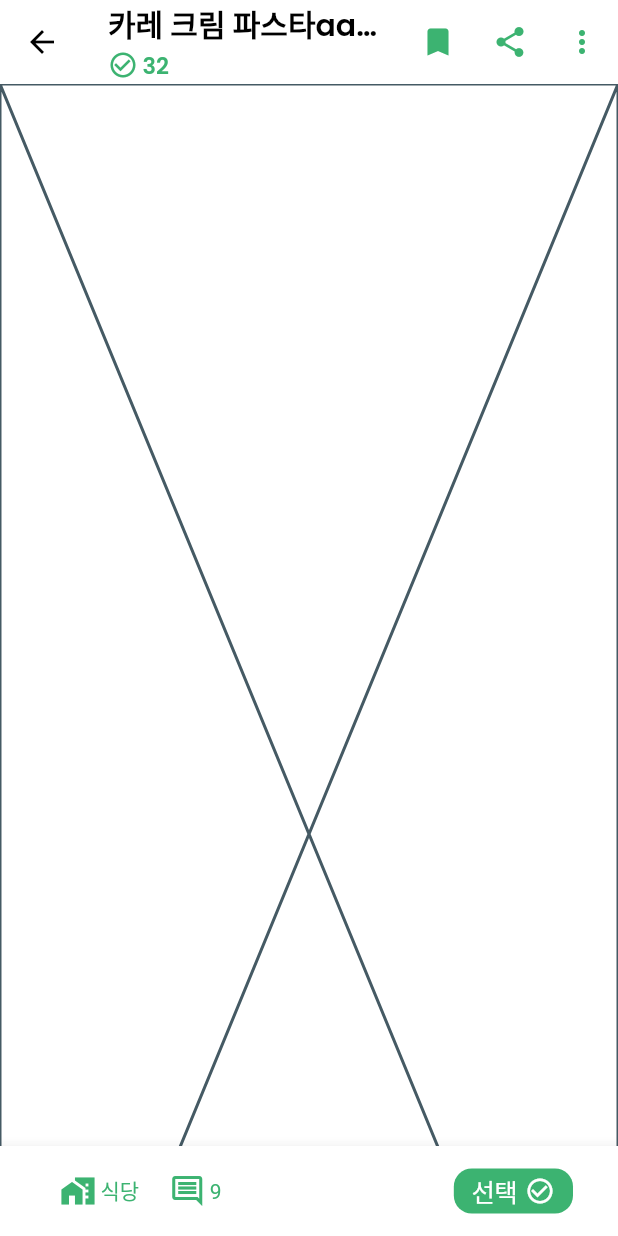
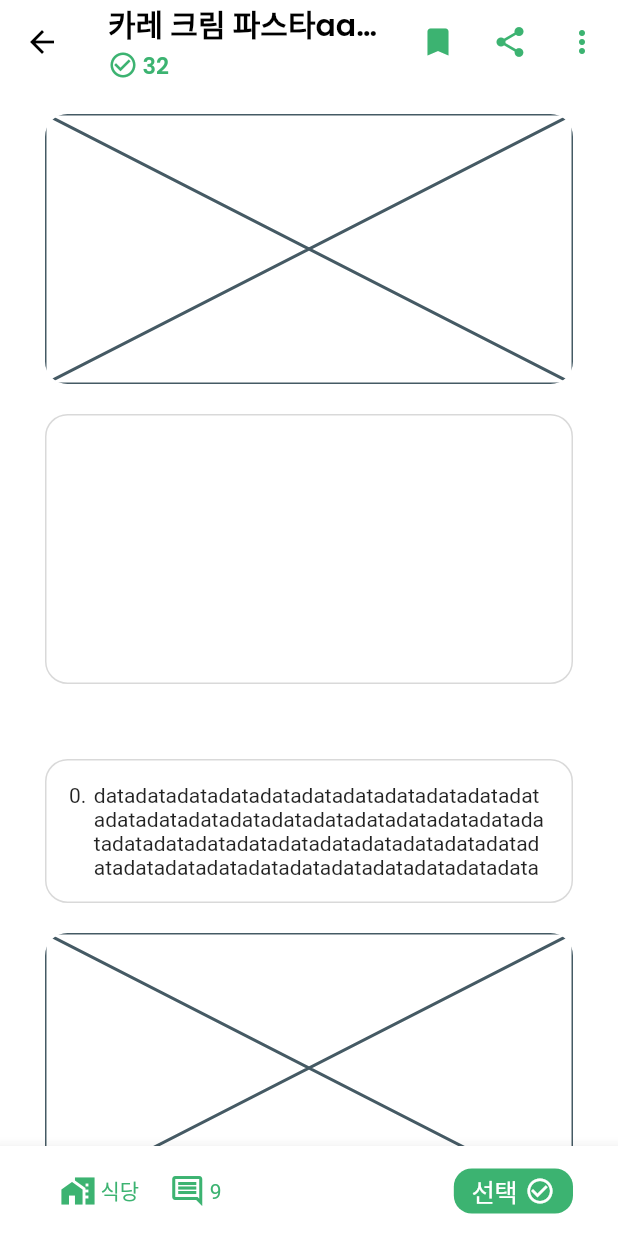
Before and after one commit to kangsudal/Eat-Go, a Flutter app: the RecipeDetailScreen screen opened directly, on a phone screen of 412 x 824 dp. Run offline on Flutter 3.47's test engine with Material 3 defaults, Android fonts, the phone set to English and light mode, and no system bars; our stand-ins replace google_fonts, image_picker, sliding_up_panel; Roboto replaces fonts that are missing (Pretendard).

Commit message:
레시피 상세 화면 레이아웃 구성

```diff
--- a/lib/screen/recipe_detail_screen/recipe_detail_screen.dart
+++ b/lib/screen/recipe_detail_screen/recipe_detail_screen.dart
@@ -1,21 +1,120 @@
+import 'package:eat_go/palette.dart';
 import 'package:eat_go/screen/recipe_detail_screen/recipe_detail_widget/appbar.dart';
 import 'package:eat_go/screen/recipe_detail_screen/recipe_detail_widget/bottom_appbar.dart';
 import 'package:flutter/cupertino.dart';
 import 'package:flutter/material.dart';
 
 class RecipeDetailScreen extends StatelessWidget {
-  const RecipeDetailScreen({super.key});
+  RecipeDetailScreen({super.key});
+
+  final List recipeExplains = List.generate(20, (index) => Container());
 
   @override
   Widget build(BuildContext context) {
     return Scaffold(
       appBar: buildAppBar(context),
       body: SingleChildScrollView(
-        child: Placeholder(
-          fallbackHeight: 1000,
+        child: Padding(
+          padding: const EdgeInsets.only(left: 30.0, right: 30, top: 20),
+          child: Column(
+            children: [
+              buildIngredients(),
+              SizedBox(height: 50),
+              ...buildRecipeExplainAndImgSets(),
+              SizedBox(height: 50),
+              buildCompletedRecipe(),
+              SizedBox(height: 30)
+            ],
+          ),
         ),
       ),
       bottomNavigationBar: buildBottomAppBar(),
     );
   }
+
+  Column buildIngredients() {
+    return Column(
+      children: [
+        ClipRRect(
+          borderRadius: BorderRadius.circular(15),
+          child: Placeholder(
+            fallbackHeight: 180,
+          ),
+        ),
+        SizedBox(height: 20),
+        Container(
+          height: 180,
+          decoration: BoxDecoration(
+            border: Border.all(
+              width: 1,
+              color: EatGoPalette.lineColor,
+            ),
+            borderRadius: BorderRadius.circular(15),
+          ),
+        ),
+      ],
+    );
+  }
+
+  List<Column> buildRecipeExplainAndImgSets() {
+    return List.generate(recipeExplains.length, (index) {
+      return Column(
+        children: [
+          Container(
+            // height: 180,
+            width: double.infinity,
+            decoration: BoxDecoration(
+              border: Border.all(
+                width: 1,
+                color: EatGoPalette.lineColor,
+              ),
+              borderRadius: BorderRadius.circular(15),
+            ),
+            child: Padding(
+              padding: const EdgeInsets.all(15.0),
+              child: Row(
+                crossAxisAlignment: CrossAxisAlignment.start,
+                children: [
+                  Text('$index.'),
+                  SizedBox(width: 5),
+                  Expanded(
+                    child: Text(
+                        'datadatadatadatadatadatadatadatadatadatadatadatadatadatadatadatadatadatadatadatadatadatadatadatadatadatadatadata'
+                        'datadatadatadatadatadatadata'
+                        'datadatadatadatadatadatadatadata'),
+                  ),
+                ],
+              ),
+            ),
+          ),
+          SizedBox(height: 20),
+          ClipRRect(
+            borderRadius: BorderRadius.circular(15),
+            child: Placeholder(
+              fallbackHeight: 180,
+            ),
+          ),
+          if (index != recipeExplains.length - 1) const SizedBox(height: 40),
+        ],
+      );
+    });
+  }
+
+  Column buildCompletedRecipe() {
+    return Column(
+      children: [
+        Text(
+          '{매실소스를 곁들인 돼지고기만두} 완성!',
+          style: TextStyle(
+            fontSize: 30,
+          ),
+        ),
+        SizedBox(height: 20),
+        ClipRRect(
+          borderRadius: BorderRadius.circular(15),
+          child: Placeholder(fallbackHeight: 300),
+        ),
+      ],
+    );
+  }
 }
--- a/lib/screen/write_screen/write_screen.dart
+++ b/lib/screen/write_screen/write_screen.dart
@@ -85,7 +85,7 @@ class _WriteScreenState extends State<WriteScreen> {
               IngredientsTextField(),
               SizedBox(height: 30),
               //설명을 입력하는 텍스트필드&이미지 위젯 리스트
-              ...buildRecipeExplainAndImgSets(recipeExplainInputs),
+              ...buildRecipeExplainAndImgInputSets(recipeExplainInputs),
               const SizedBox(height: 10),
               //설명과 사진 입력 세트 추가버튼
               _addRecipeExplainAndImgSetButton(),
--- a/lib/screen/write_screen/write_screen_widget/build_recipe_explain_and_img_sets.dart
+++ b/lib/screen/write_screen/write_screen_widget/build_recipe_explain_and_img_sets.dart
@@ -7,7 +7,7 @@ import 'package:eat_go/screen/write_screen/write_screen_widget/recipe_explain_in
 import 'package:flutter/material.dart';
 
 //설명을 입력하는 텍스트필드&이미지 위젯 리스트 생성
-List<Widget> buildRecipeExplainAndImgSets(
+List<Widget> buildRecipeExplainAndImgInputSets(
     List<RecipeExplainInput> recipeExplainInputs) {
   return List.generate(recipeExplainInputs.length, (index) {
     return RecipeExplainAndImg(
```
